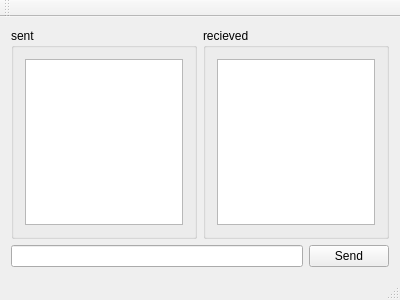
This is mainwindow.ui in sakydpozrux/QtSerialPortExample as Qt 5 draws it before an edit. The edited form follows.
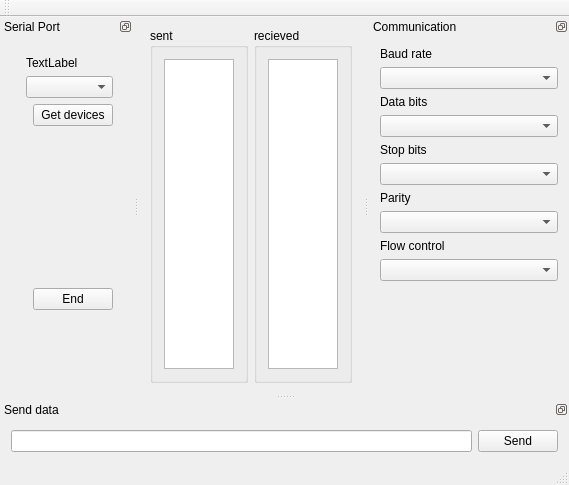
This is the edited form.

Commit message: UI design - docks and add more controls

Diff of the .ui file:
```diff
--- a/mainwindow.ui
+++ b/mainwindow.ui
@@ -6,8 +6,8 @@
    <rect>
     <x>0</x>
     <y>0</y>
-    <width>400</width>
-    <height>300</height>
+    <width>569</width>
+    <height>485</height>
    </rect>
   </property>
   <property name="windowTitle">
@@ -60,20 +60,6 @@
       </item>
      </layout>
     </item>
-    <item row="1" column="0">
-     <layout class="QHBoxLayout" name="horizontalLayout_2">
-      <item>
-       <widget class="QLineEdit" name="lineEdit"/>
-      </item>
-      <item>
-       <widget class="QPushButton" name="pushButton">
-        <property name="text">
-         <string>Send</string>
-        </property>
-       </widget>
-      </item>
-     </layout>
-    </item>
    </layout>
   </widget>
   <widget class="QMenuBar" name="menuBar">
@@ -95,6 +81,261 @@
    </attribute>
   </widget>
   <widget class="QStatusBar" name="statusBar"/>
+  <widget class="QDockWidget" name="dockWidget">
+   <property name="sizePolicy">
+    <sizepolicy hsizetype="Minimum" vsizetype="Preferred">
+     <horstretch>0</horstretch>
+     <verstretch>0</verstretch>
+    </sizepolicy>
+   </property>
+   <property name="minimumSize">
+    <size>
+     <width>200</width>
+     <height>333</height>
+    </size>
+   </property>
+   <property name="features">
+    <set>QDockWidget::DockWidgetFloatable|QDockWidget::DockWidgetMovable</set>
+   </property>
+   <property name="windowTitle">
+    <string>Communication</string>
+   </property>
+   <attribute name="dockWidgetArea">
+    <number>2</number>
+   </attribute>
+   <widget class="QWidget" name="dockWidgetContents">
+    <layout class="QGridLayout" name="gridLayout_4">
+     <item row="2" column="0">
+      <layout class="QVBoxLayout" name="verticalLayout_3">
+       <item>
+        <widget class="QLabel" name="label_4">
+         <property name="text">
+          <string>Stop bits</string>
+         </property>
+        </widget>
+       </item>
+       <item>
+        <widget class="QComboBox" name="comboBox_4"/>
+       </item>
+      </layout>
+     </item>
+     <item row="0" column="0">
+      <layout class="QVBoxLayout" name="verticalLayout">
+       <item>
+        <widget class="QLabel" name="label">
+         <property name="text">
+          <string>Baud rate</string>
+         </property>
+        </widget>
+       </item>
+       <item>
+        <widget class="QComboBox" name="comboBox"/>
+       </item>
+      </layout>
+     </item>
+     <item row="3" column="0">
+      <layout class="QVBoxLayout" name="verticalLayout_4">
+       <item>
+        <widget class="QLabel" name="label_3">
+         <property name="text">
+          <string>Parity</string>
+         </property>
+        </widget>
+       </item>
+       <item>
+        <widget class="QComboBox" name="comboBox_3"/>
+       </item>
+      </layout>
+     </item>
+     <item row="1" column="0">
+      <layout class="QVBoxLayout" name="verticalLayout_2">
+       <item>
+        <widget class="QLabel" name="label_2">
+         <property name="text">
+          <string>Data bits</string>
+         </property>
+        </widget>
+       </item>
+       <item>
+        <widget class="QComboBox" name="comboBox_2"/>
+       </item>
+      </layout>
+     </item>
+     <item row="4" column="0">
+      <layout class="QVBoxLayout" name="verticalLayout_5">
+       <item>
+        <widget class="QLabel" name="label_5">
+         <property name="text">
+          <string>Flow control</string>
+         </property>
+        </widget>
+       </item>
+       <item>
+        <widget class="QComboBox" name="comboBox_5"/>
+       </item>
+      </layout>
+     </item>
+     <item row="5" column="0">
+      <spacer name="verticalSpacer">
+       <property name="orientation">
+        <enum>Qt::Vertical</enum>
+       </property>
+       <property name="sizeHint" stdset="0">
+        <size>
+         <width>20</width>
+         <height>40</height>
+        </size>
+       </property>
+      </spacer>
+     </item>
+    </layout>
+   </widget>
+  </widget>
+  <widget class="QDockWidget" name="dockWidget_2">
+   <property name="features">
+    <set>QDockWidget::DockWidgetFloatable|QDockWidget::DockWidgetMovable</set>
+   </property>
+   <property name="windowTitle">
+    <string>Send data</string>
+   </property>
+   <attribute name="dockWidgetArea">
+    <number>8</number>
+   </attribute>
+   <widget class="QWidget" name="dockWidgetContents_2">
+    <layout class="QGridLayout" name="gridLayout_5">
+     <item row="0" column="0">
+      <layout class="QHBoxLayout" name="horizontalLayout_2">
+       <item>
+        <widget class="QLineEdit" name="lineEdit"/>
+       </item>
+       <item>
+        <widget class="QPushButton" name="pushButton">
+         <property name="text">
+          <string>Send</string>
+         </property>
+        </widget>
+       </item>
+      </layout>
+     </item>
+    </layout>
+   </widget>
+  </widget>
+  <widget class="QDockWidget" name="dockWidget_3">
+   <property name="sizePolicy">
+    <sizepolicy hsizetype="Minimum" vsizetype="Preferred">
+     <horstretch>0</horstretch>
+     <verstretch>0</verstretch>
+    </sizepolicy>
+   </property>
+   <property name="minimumSize">
+    <size>
+     <width>133</width>
+     <height>173</height>
+    </size>
+   </property>
+   <property name="features">
+    <set>QDockWidget::DockWidgetFloatable|QDockWidget::DockWidgetMovable</set>
+   </property>
+   <property name="windowTitle">
+    <string>Serial Port</string>
+   </property>
+   <attribute name="dockWidgetArea">
+    <number>1</number>
+   </attribute>
+   <widget class="QWidget" name="dockWidgetContents_3">
+    <widget class="QWidget" name="">
+     <property name="geometry">
+      <rect>
+       <x>15</x>
+       <y>9</y>
+       <width>109</width>
+       <height>276</height>
+      </rect>
+     </property>
+     <layout class="QVBoxLayout" name="verticalLayout_8">
+      <item>
+       <layout class="QVBoxLayout" name="verticalLayout_7">
+        <item>
+         <layout class="QVBoxLayout" name="verticalLayout_6">
+          <item>
+           <widget class="QLabel" name="label_6">
+            <property name="text">
+             <string>TextLabel</string>
+            </property>
+           </widget>
+          </item>
+          <item>
+           <widget class="QComboBox" name="comboBox_6"/>
+          </item>
+         </layout>
+        </item>
+        <item>
+         <layout class="QHBoxLayout" name="horizontalLayout_3">
+          <item>
+           <spacer name="horizontalSpacer">
+            <property name="orientation">
+             <enum>Qt::Horizontal</enum>
+            </property>
+            <property name="sizeHint" stdset="0">
+             <size>
+              <width>40</width>
+              <height>20</height>
+             </size>
+            </property>
+           </spacer>
+          </item>
+          <item>
+           <widget class="QPushButton" name="pushButton_2">
+            <property name="text">
+             <string>Get devices</string>
+            </property>
+           </widget>
+          </item>
+         </layout>
+        </item>
+       </layout>
+      </item>
+      <item>
+       <spacer name="verticalSpacer_2">
+        <property name="orientation">
+         <enum>Qt::Vertical</enum>
+        </property>
+        <property name="sizeHint" stdset="0">
+         <size>
+          <width>20</width>
+          <height>40</height>
+         </size>
+        </property>
+       </spacer>
+      </item>
+      <item>
+       <layout class="QHBoxLayout" name="horizontalLayout_4">
+        <item>
+         <spacer name="horizontalSpacer_2">
+          <property name="orientation">
+           <enum>Qt::Horizontal</enum>
+          </property>
+          <property name="sizeHint" stdset="0">
+           <size>
+            <width>40</width>
+            <height>20</height>
+           </size>
+          </property>
+         </spacer>
+        </item>
+        <item>
+         <widget class="QPushButton" name="pushButton_3">
+          <property name="text">
+           <string>End</string>
+          </property>
+         </widget>
+        </item>
+       </layout>
+      </item>
+     </layout>
+    </widget>
+   </widget>
+  </widget>
  </widget>
  <layoutdefault spacing="6" margin="11"/>
  <resources/>
```
Left out of the diff: 2 changed lines with no effect on the pictures.
